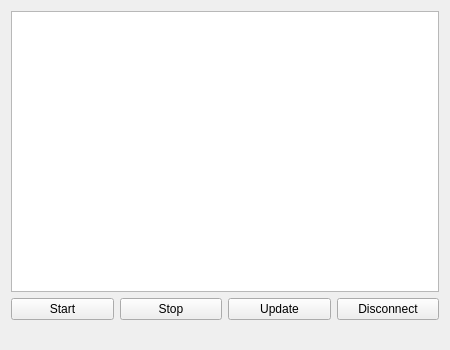
First picture: the form in src/servermgr/frmServerManager.ui, repository Syping/servermgr, before the edit.
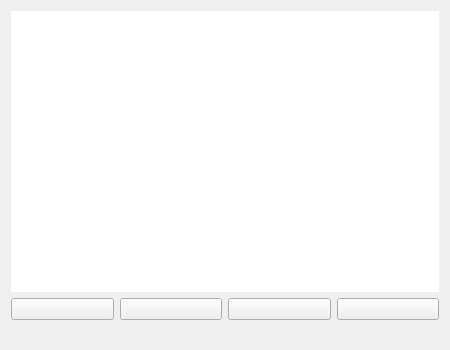
Second picture: the form after the edit. The open tabs and pages were chosen to show the change. Icons and pictures are not drawn. Custom widgets are drawn as their Qt base class.

The edit to the form file:
```diff
--- a/src/servermgr/frmServerManager.ui
+++ b/src/servermgr/frmServerManager.ui
@@ -751,6 +751,12 @@
        <layout class="QVBoxLayout" name="verticalLayout_2">
         <item>
          <widget class="QListWidget" name="lwServerAndroid">
+          <property name="frameShape">
+           <enum>QFrame::NoFrame</enum>
+          </property>
+          <property name="verticalScrollBarPolicy">
+           <enum>Qt::ScrollBarAlwaysOff</enum>
+          </property>
           <property name="horizontalScrollBarPolicy">
            <enum>Qt::ScrollBarAlwaysOff</enum>
           </property>
@@ -776,28 +782,44 @@
           <item>
            <widget class="QPushButton" name="cmdStartAndroid">
             <property name="text">
-             <string>Start</string>
+             <string/>
+            </property>
+            <property name="icon">
+             <iconset resource="res/res.qrc">
+              <normaloff>:/android/play.png</normaloff>:/android/play.png</iconset>
             </property>
            </widget>
           </item>
           <item>
            <widget class="QPushButton" name="cmdStopAndroid">
             <property name="text">
-             <string>Stop</string>
+             <string/>
+            </property>
+            <property name="icon">
+             <iconset resource="res/res.qrc">
+              <normaloff>:/android/pause.png</normaloff>:/android/pause.png</iconset>
             </property>
            </widget>
           </item>
           <item>
            <widget class="QPushButton" name="cmdUpdateAndroid">
             <property name="text">
-             <string>Update</string>
+             <string/>
+            </property>
+            <property name="icon">
+             <iconset resource="res/res.qrc">
+              <normaloff>:/android/update.png</normaloff>:/android/update.png</iconset>
             </property>
            </widget>
           </item>
           <item>
            <widget class="QPushButton" name="cmdDisconnectAndroid">
             <property name="text">
-             <string>Disconnect</string>
+             <string/>
+            </property>
+            <property name="icon">
+             <iconset resource="res/res.qrc">
+              <normaloff>:/android/DC.png</normaloff>:/android/DC.png</iconset>
             </property>
            </widget>
           </item>
```
Left out of the diff: 10 changed lines with no effect on the pictures.
